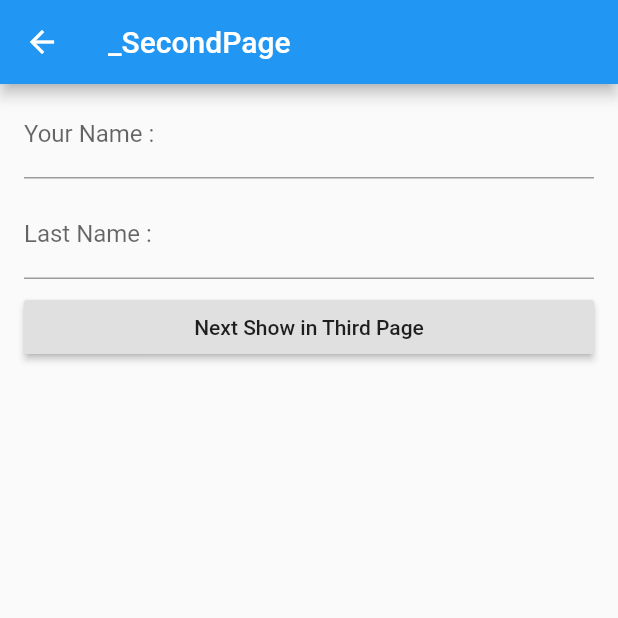
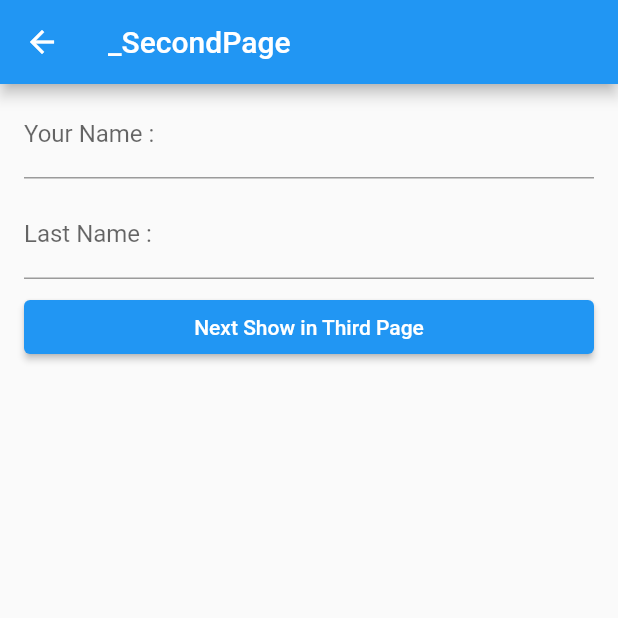
Before and after one commit to karimny21/Lab, a Flutter app: the screen it shows after launch, after a tap on "Login", on a phone screen of 412 x 824 dp, the top half of it. Run offline on Flutter 3.47's test engine with Material 2 defaults, Android fonts, the phone set to English and light mode, and no system bars.

Commit message:
Update partical

```diff
--- a/lib/screens/home.dart
+++ b/lib/screens/home.dart
@@ -79,24 +79,27 @@ class _HomeState extends State<Home> {
             labelText: 'Password : ',
             hintText: 'Your Password'),
       ),
-
     );
   }
 
   Widget button() {
     return Container(
       width: 250,
-      child: RaisedButton.icon(
+      child: ElevatedButton.icon(
         icon: Icon(
           Icons.account_circle,
           color: Colors.green[100],
         ),
-        color: Colors.green,
-        label: Text('Login', style: TextStyle(color: Colors.lightBlue[200]),),
+        style: ButtonStyle(
+            backgroundColor: MaterialStatePropertyAll(Colors.green)),
+        label: Text(
+          'Login',
+          style: TextStyle(color: Colors.lightBlue[200]),
+        ),
         onPressed: () {
           var route = MaterialPageRoute(
-            builder: (BuildContext context) => SecondPage() );
-            Navigator.of(context).push(route);
+              builder: (BuildContext context) => SecondPage());
+          Navigator.of(context).push(route);
         },
       ),
     );
@@ -105,21 +108,23 @@ class _HomeState extends State<Home> {
   Widget buttonRegis() {
     return Container(
       width: 250,
-      child: RaisedButton.icon(
+      child: ElevatedButton.icon(
         icon: Icon(
           Icons.new_releases,
           color: Colors.blue[100],
         ),
-        color: Colors.blue,
+        style:
+            ButtonStyle(backgroundColor: MaterialStatePropertyAll(Colors.blue)),
+
+        // color: Colors.blue,
         label: Text('Register'),
         onPressed: () {
           var route = MaterialPageRoute(
-            builder: (BuildContext context) => RegisterPage() );
-            Navigator.of(context).push(route);
+              builder: (BuildContext context) => RegisterPage());
+          Navigator.of(context).push(route);
         },
       ),
-    )
-    ;
+    );
   }
 
   @override
@@ -151,7 +156,6 @@ class _HomeState extends State<Home> {
             ),
           ),
         ),
-
       ),
     );
   }
--- a/lib/screens/register.dart
+++ b/lib/screens/register.dart
@@ -60,7 +60,7 @@ class _RegisterPageState extends State<RegisterPage> {
 
 
         ListTile(
-          title: RaisedButton(
+          title: ElevatedButton(
             child: Text('Show In ThirdPage'),
             onPressed: () {
               var route = MaterialPageRoute(
--- a/lib/screens/secondPage.dart
+++ b/lib/screens/secondPage.dart
@@ -40,7 +40,7 @@ class _SecondPageState extends State<SecondPage> {
       ),
 
         ListTile(
-          title: RaisedButton(
+          title: ElevatedButton(
             child: Text('Next Show in Third Page'),
             onPressed: () {
               var route = MaterialPageRoute(
--- a/lib/screens/thirdPage.dart
+++ b/lib/screens/thirdPage.dart
@@ -6,7 +6,7 @@ class ThirdPage extends StatefulWidget {
   this.valueFromSecondPage,
   this.valueFromSecondPage1,
   this.valueFromSecondPage2,
-  this.valueFromSecondPage3
+  this.valueFromSecondPage3,
   }):super(key:key);
 
   @override
```
Also changed, not shown: pubspec.lock, 2 other files.
